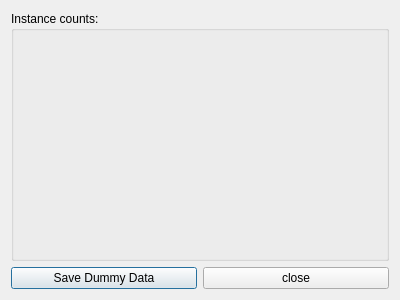
The window that src/Windows/dummydatacreator.ui (Crystal-Photonics/crystalTestFrameworkApp) describes before a commit, drawn with Qt 5.
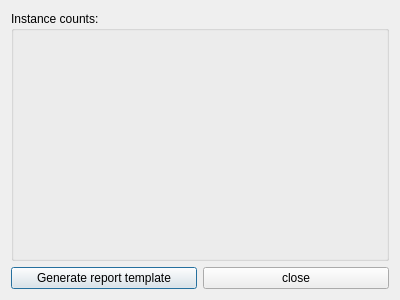
The same window after the commit.

What changed in the file:
```diff
--- a/src/Windows/dummydatacreator.ui
+++ b/src/Windows/dummydatacreator.ui
@@ -29,7 +29,7 @@
    <item row="1" column="0">
     <widget class="QPushButton" name="pushButton">
      <property name="text">
-      <string>Save Dummy Data</string>
+      <string>Generate report template</string>
      </property>
     </widget>
    </item>
```
Left out of the diff: 2 changed lines with no effect on the pictures.
